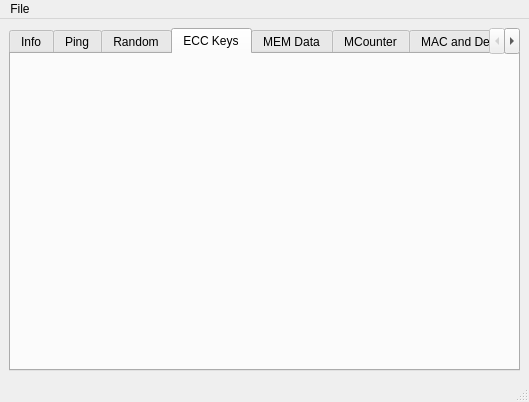
This is mainwindow.ui in petrkr/tropic01manager as Qt 5 draws it before an edit. The edited form follows.
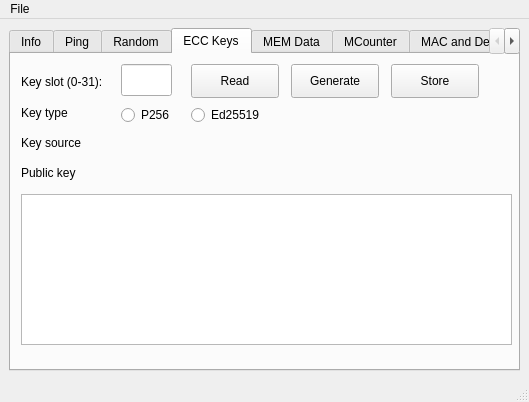
This is the edited form. The open tabs and pages were chosen to show the change.

Commit message: UI: ECC Read keys

```diff
--- a/mainwindow.ui
+++ b/mainwindow.ui
@@ -21,7 +21,7 @@
     </sizepolicy>
    </property>
    <layout class="QGridLayout" name="gridLayout">
-    <item row="0" column="0">
+    <item row="0" column="1">
      <widget class="QTabWidget" name="tabWidget">
       <property name="sizeIncrement">
        <size>
@@ -337,6 +337,159 @@
        <attribute name="title">
         <string>ECC Keys</string>
        </attribute>
+       <widget class="QLabel" name="label_11">
+        <property name="geometry">
+         <rect>
+          <x>10</x>
+          <y>17</y>
+          <width>91</width>
+          <height>21</height>
+         </rect>
+        </property>
+        <property name="text">
+         <string>Key slot (0-31):</string>
+        </property>
+       </widget>
+       <widget class="QLineEdit" name="leECCSlot">
+        <property name="geometry">
+         <rect>
+          <x>110</x>
+          <y>10</y>
+          <width>51</width>
+          <height>32</height>
+         </rect>
+        </property>
+       </widget>
+       <widget class="QPushButton" name="btnECCRead">
+        <property name="geometry">
+         <rect>
+          <x>180</x>
+          <y>10</y>
+          <width>88</width>
+          <height>34</height>
+         </rect>
+        </property>
+        <property name="text">
+         <string>Read</string>
+        </property>
+       </widget>
+       <widget class="QPushButton" name="btnECCGenerate">
+        <property name="geometry">
+         <rect>
+          <x>280</x>
+          <y>10</y>
+          <width>88</width>
+          <height>34</height>
+         </rect>
+        </property>
+        <property name="text">
+         <string>Generate</string>
+        </property>
+       </widget>
+       <widget class="QPushButton" name="btnECCStore">
+        <property name="geometry">
+         <rect>
+          <x>380</x>
+          <y>10</y>
+          <width>88</width>
+          <height>34</height>
+         </rect>
+        </property>
+        <property name="text">
+         <string>Store</string>
+        </property>
+       </widget>
+       <widget class="QLabel" name="label_12">
+        <property name="geometry">
+         <rect>
+          <x>10</x>
+          <y>50</y>
+          <width>58</width>
+          <height>18</height>
+         </rect>
+        </property>
+        <property name="text">
+         <string>Key type</string>
+        </property>
+       </widget>
+       <widget class="QRadioButton" name="rbECCP256">
+        <property name="geometry">
+         <rect>
+          <x>110</x>
+          <y>50</y>
+          <width>61</width>
+          <height>22</height>
+         </rect>
+        </property>
+        <property name="text">
+         <string>P256</string>
+        </property>
+       </widget>
+       <widget class="QRadioButton" name="rbECCEd25519">
+        <property name="geometry">
+         <rect>
+          <x>180</x>
+          <y>50</y>
+          <width>81</width>
+          <height>22</height>
+         </rect>
+        </property>
+        <property name="text">
+         <string>Ed25519</string>
+        </property>
+       </widget>
+       <widget class="QLabel" name="label_13">
+        <property name="geometry">
+         <rect>
+          <x>10</x>
+          <y>110</y>
+          <width>71</width>
+          <height>18</height>
+         </rect>
+        </property>
+        <property name="text">
+         <string>Public key</string>
+        </property>
+       </widget>
+       <widget class="QLabel" name="label_14">
+        <property name="geometry">
+         <rect>
+          <x>10</x>
+          <y>80</y>
+          <width>71</width>
+          <height>18</height>
+         </rect>
+        </property>
+        <property name="text">
+         <string>Key source</string>
+        </property>
+       </widget>
+       <widget class="QLabel" name="lblECCKeySource">
+        <property name="geometry">
+         <rect>
+          <x>110</x>
+          <y>80</y>
+          <width>141</width>
+          <height>18</height>
+         </rect>
+        </property>
+        <property name="text">
+         <string/>
+        </property>
+       </widget>
+       <widget class="QPlainTextEdit" name="pteECCPubkey">
+        <property name="geometry">
+         <rect>
+          <x>10</x>
+          <y>140</y>
+          <width>491</width>
+          <height>151</height>
+         </rect>
+        </property>
+        <property name="readOnly">
+         <bool>true</bool>
+        </property>
+       </widget>
       </widget>
       <widget class="QWidget" name="tab_5">
        <attribute name="title">
@@ -353,6 +506,30 @@
         <string>MAC and Destroy</string>
        </attribute>
       </widget>
+      <widget class="QWidget" name="tab_9">
+       <attribute name="title">
+        <string>Config</string>
+       </attribute>
+       <layout class="QGridLayout" name="gridLayout_4">
+        <item row="0" column="0">
+         <widget class="QTabWidget" name="tabWidget_2">
+          <property name="currentIndex">
+           <number>1</number>
+          </property>
+          <widget class="QWidget" name="tab_10">
+           <attribute name="title">
+            <string>R-Config</string>
+           </attribute>
+          </widget>
+          <widget class="QWidget" name="tab_11">
+           <attribute name="title">
+            <string>I-Config</string>
+           </attribute>
+          </widget>
+         </widget>
+        </item>
+       </layout>
+      </widget>
       <widget class="QWidget" name="tab_8">
        <attribute name="title">
         <string>Pairing Keys</string>
```
The commit also changes 1 other file.
